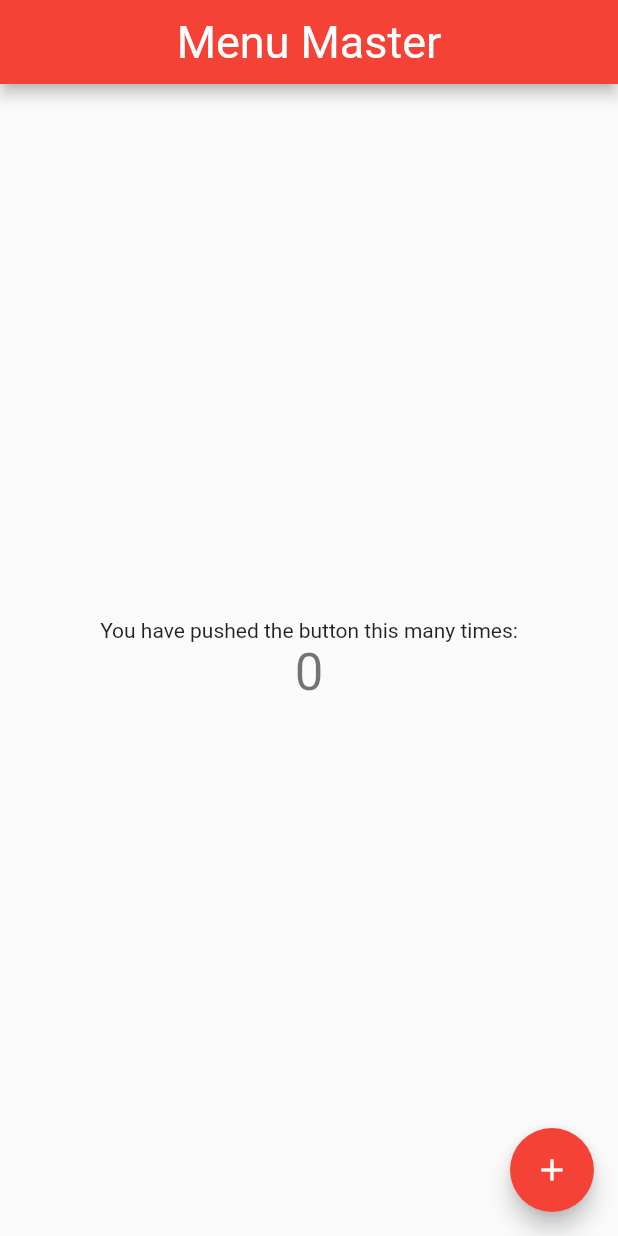
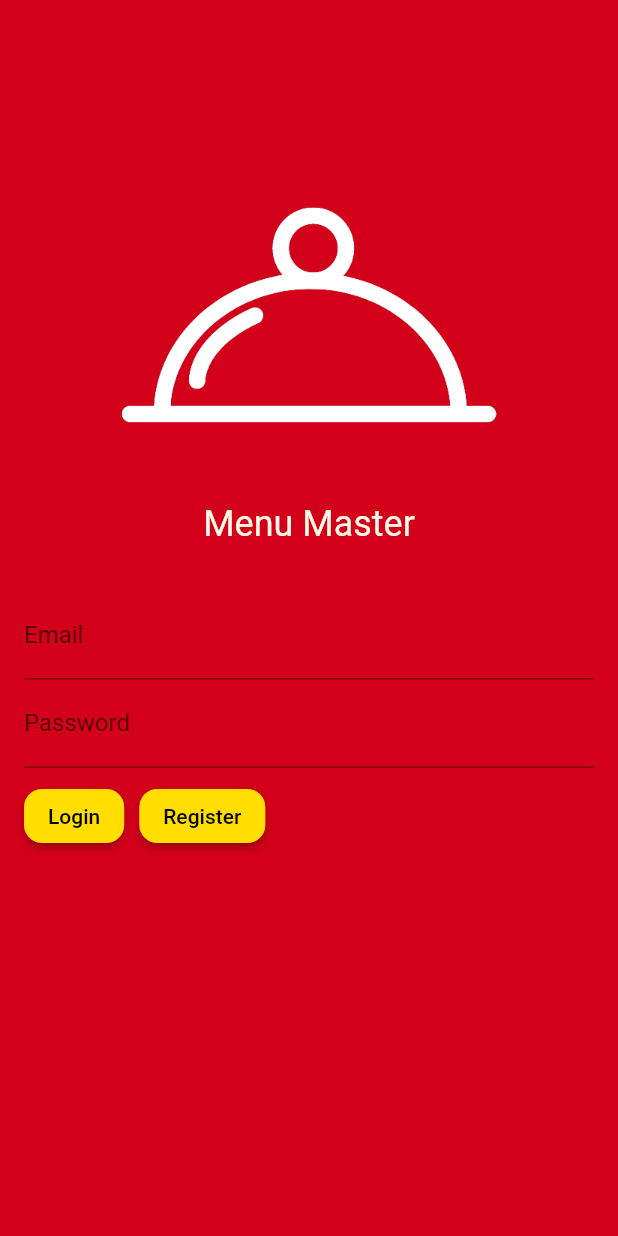
Before and after one commit to glenrioariesto/menu_master, a Flutter app: the screen it shows after launch, on a phone screen of 412 x 824 dp. Run offline on Flutter 3.47's test engine with Material 2 defaults, Android fonts, the light colour scheme and no system bars; our stand-ins replace firebase_auth, firebase_core; accounts and stored records are empty.

Commit message:
menambahkan fitur login dan register

```diff
--- a/lib/main.dart
+++ b/lib/main.dart
@@ -1,7 +1,12 @@
+import 'package:firebase_core/firebase_core.dart';
 import 'package:flutter/material.dart';
-import 'package:menu_master/view/index.dart';
+import 'package:menu_master/view/home.dart';
+import 'package:menu_master/view/login.dart';
+import 'package:menu_master/view/register.dart';
 
-void main() {
+void main() async {
+  WidgetsFlutterBinding.ensureInitialized();
+  await Firebase.initializeApp();
   runApp(const MyApp());
 }
 
@@ -15,18 +20,14 @@ class MyApp extends StatelessWidget {
       debugShowCheckedModeBanner: false,
       title: 'Menu Master',
       theme: ThemeData(
-        // This is the theme of your application.
-        //
-        // Try running your application with "flutter run". You'll see the
-        // application has a blue toolbar. Then, without quitting the app, try
-        // changing the primarySwatch below to Colors.green and then invoke
-        // "hot reload" (press "r" in the console where you ran "flutter run",
-        // or simply save your changes to "hot reload" in a Flutter IDE).
-        // Notice that the counter didn't reset back to zero; the application
-        // is not restarted.
         primarySwatch: Colors.red,
       ),
-      home: const index(title: 'Menu Master'),
+      initialRoute: Login.nameRoute,
+      routes: {
+        Home.nameRoute: (context) => const Home(title: 'Menu Master'),
+        Login.nameRoute: (context) => const Login(title: 'Login Menu Master'),
+        Register.nameRoute: (context) => const Register(),
+      },
     );
   }
 }
--- /dev/null
+++ b/lib/shared/constants.dart
@@ -0,0 +1,9 @@
+import 'package:flutter/material.dart';
+
+class ColorPalette {
+  static const primaryColor = Color.fromARGB(255, 210, 0, 25);
+  static const secondaryColor = Color.fromARGB(255, 255, 222, 0);
+  static const textColorMM = Color.fromARGB(255, 255, 250, 231);
+  // static const backgroundColor = Color.fromARGB(255, 239, 239, 239);
+  static const otherColor = Color.fromARGB(255, 255, 30, 0);
+}
--- a/lib/view/index.dart
+++ /dev/null
@@ -1,92 +0,0 @@
-import 'package:flutter/material.dart';
-
-// ignore: camel_case_types
-class index extends StatefulWidget {
-  const index({super.key, required this.title});
-
-  // This widget is the home page of your application. It is stateful, meaning
-  // that it has a State object (defined below) that contains fields that affect
-  // how it looks.
-
-  // This class is the configuration for the state. It holds the values (in this
-  // case the title) provided by the parent (in this case the App widget) and
-  // used by the build method of the State. Fields in a Widget subclass are
-  // always marked "final".
-
-  final String title;
-
-  @override
-  State<index> createState() => _indexState();
-}
-
-// ignore: camel_case_types
-class _indexState extends State<index> {
-  int _counter = 0;
-
-  void _incrementCounter() {
-    setState(() {
-      // This call to setState tells the Flutter framework that something has
-      // changed in this State, which causes it to rerun the build method below
-      // so that the display can reflect the updated values. If we changed
-      // _counter without calling setState(), then the build method would not be
-      // called again, and so nothing would appear to happen.
-      _counter++;
-    });
-  }
-
-  @override
-  Widget build(BuildContext context) {
-    // This method is rerun every time setState is called, for instance as done
-    // by the _incrementCounter method above.
-    //
-    // The Flutter framework has been optimized to make rerunning build methods
-    // fast, so that you can just rebuild anything that needs updating rather
-    // than having to individually change instances of widgets.
-    return Scaffold(
-      appBar: AppBar(
-        // Here we take the value from the index object that was created by
-        // the App.build method, and use it to set our appbar title.
-        title: Text(widget.title),
-        centerTitle: true,
-        titleTextStyle: const TextStyle(
-          fontSize: 30,
-        ),
-      ),
-      body: Center(
-        // Center is a layout widget. It takes a single child and positions it
-        // in the middle of the parent.
-        child: Column(
-          // Column is also a layout widget. It takes a list of children and
-          // arranges them vertically. By default, it sizes itself to fit its
-          // children horizontally, and tries to be as tall as its parent.
-          //
-          // Invoke "debug painting" (press "p" in the console, choose the
-          // "Toggle Debug Paint" action from the Flutter Inspector in Android
-          // Studio, or the "Toggle Debug Paint" command in Visual Studio Code)
-          // to see the wireframe for each widget.
-          //
-          // Column has various properties to control how it sizes itself and
-          // how it positions its children. Here we use mainAxisAlignment to
-          // center the children vertically; the main axis here is the vertical
-          // axis because Columns are vertical (the cross axis would be
-          // horizontal).
-          mainAxisAlignment: MainAxisAlignment.center,
-          children: <Widget>[
-            const Text(
-              'You have pushed the button this many times:',
-            ),
-            Text(
-              '$_counter',
-              style: Theme.of(context).textTheme.headlineMedium,
-            ),
-          ],
-        ),
-      ),
-      floatingActionButton: FloatingActionButton(
-        onPressed: _incrementCounter,
-        tooltip: 'Increment',
-        child: const Icon(Icons.add),
-      ), // This trailing comma makes auto-formatting nicer for build methods.
-    );
-  }
-}
--- /dev/null
+++ b/lib/view/login.dart
@@ -0,0 +1,50 @@
+import 'package:flutter/material.dart';
+import 'package:menu_master/shared/constants.dart';
+import 'package:menu_master/widgets/widgets_loginform.dart';
+
+class Login extends StatefulWidget {
+  const Login({super.key, required this.title});
+
+  static const nameRoute = '/login';
+  final String title;
+
+  @override
+  State<Login> createState() => _LoginState();
+}
+
+class _LoginState extends State<Login> {
+  @override
+  Widget build(BuildContext context) {
+    return Scaffold(
+      backgroundColor: ColorPalette.primaryColor,
+      body: SingleChildScrollView(
+        child: Center(
+          child: Column(
+            children: [
+              const SizedBox(
+                height: 85,
+              ),
+              Image.asset(
+                'assets/images/logoMenuMaster.png',
+                height: 250,
+                width: 250,
+                fit: BoxFit.cover,
+              ),
+              const Text(
+                'Menu Master',
+                style: TextStyle(fontSize: 24, color: ColorPalette.textColorMM),
+              ),
+              const SizedBox(
+                height: 15,
+              ),
+              const Padding(
+                padding: EdgeInsets.all(16.0),
+                child: LoginForm(),
+              ),
+            ],
+          ),
+        ),
+      ),
+    );
+  }
+}
--- /dev/null
+++ b/lib/widgets/widgets_loginform.dart
@@ -0,0 +1,120 @@
+import 'package:firebase_auth/firebase_auth.dart';
+import 'package:flutter/foundation.dart';
+import 'package:flutter/material.dart';
+import 'package:menu_master/shared/constants.dart';
+import 'package:menu_master/view/register.dart';
+import 'package:menu_master/view/home.dart';
+
+class LoginForm extends StatefulWidget {
+  const LoginForm({Key? key}) : super(key: key);
+
+  @override
+  State<LoginForm> createState() => _LoginFormState();
+}
+
+class _LoginFormState extends State<LoginForm> {
+  final _formKey = GlobalKey<FormState>();
+  final TextEditingController _usernameTextController = TextEditingController();
+  final TextEditingController _passwordTextController = TextEditingController();
+
+  @override
+  Widget build(BuildContext context) {
+    return Form(
+      key: _formKey,
+      child: Column(
+        crossAxisAlignment: CrossAxisAlignment.start,
+        children: [
+          TextFormField(
+            controller: _usernameTextController,
+            decoration: const InputDecoration(
+                labelText: 'Email',
+                errorStyle: TextStyle(color: ColorPalette.textColorMM)),
+            validator: (value) {
+              if (value!.isEmpty) {
+                return 'Please enter your Email';
+              }
+              return null;
+            },
+            onSaved: (value) {},
+          ),
+          TextFormField(
+            controller: _passwordTextController,
+            obscureText: true,
+            decoration: const InputDecoration(
+                labelText: 'Password',
+                errorStyle: TextStyle(color: ColorPalette.textColorMM)),
+            validator: (value) {
+              if (value!.isEmpty) {
+                return 'Please enter your password';
+              }
+              return null;
+            },
+            onSaved: (value) {},
+          ),
+          Row(
+            children: [
+              Padding(
+                padding: const EdgeInsets.symmetric(vertical: 8.0),
+                child: ElevatedButton(
+                  onPressed: () {
+                    if (_formKey.currentState!.validate()) {
+                      _formKey.currentState!.save();
+                      FirebaseAuth.instance
+                          .signInWithEmailAndPassword(
+                              email: _usernameTextController.text,
+                              password: _passwordTextController.text)
+                          .then((value) {
+                        if (kDebugMode) {
+                          print('Login Success');
+                        }
+                        Navigator.pushNamed(context, Home.nameRoute);
+                      }).onError((error, stackTrace) {
+                        if (kDebugMode) {
+                          print('login error ${error.toString()}');
+                        }
+                      });
+                    }
+                  },
+                  style: ButtonStyle(
+                    backgroundColor: MaterialStateProperty.all<Color>(
+                        ColorPalette.secondaryColor),
+                    shape: MaterialStateProperty.all<RoundedRectangleBorder>(
+                      RoundedRectangleBorder(
+                        borderRadius: BorderRadius.circular(12.0),
+                      ),
+                    ),
+                  ),
+                  child: const Text(
+                    'Login',
+                    style: TextStyle(color: Colors.black),
+                  ),
+                ),
+              ),
+              Padding(
+                padding: const EdgeInsets.symmetric(horizontal: 10.0),
+                child: ElevatedButton(
+                  onPressed: () {
+                    Navigator.pushNamed(context, Register.nameRoute);
+                  },
+                  style: ButtonStyle(
+                    backgroundColor: MaterialStateProperty.all<Color>(
+                        ColorPalette.secondaryColor),
+                    shape: MaterialStateProperty.all<RoundedRectangleBorder>(
+                      RoundedRectangleBorder(
+                        borderRadius: BorderRadius.circular(12.0),
+                      ),
+                    ),
+                  ),
+                  child: const Text(
+                    'Register',
+                    style: TextStyle(color: Colors.black),
+                  ),
+                ),
+              ),
+            ],
+          ),
+        ],
+      ),
+    );
+  }
+}
--- a/pubspec.yaml
+++ b/pubspec.yaml
@@ -36,6 +36,8 @@ dependencies:
   # Use with the CupertinoIcons class for iOS style icons.
   cupertino_icons: ^1.0.2
   mvc_pattern: ^1.0.0
+  firebase_core: ^2.7.1
+  firebase_auth: ^4.2.10
 
 dev_dependencies:
   flutter_test:
@@ -60,7 +62,8 @@ flutter:
   uses-material-design: true
 
   # To add assets to your application, add an assets section, like this:
-  # assets:
+  assets:
+  - assets/images/
   #   - images/a_dot_burr.jpeg
   #   - images/a_dot_ham.jpeg
 
```
Also changed, not shown: lib/view/home.dart (added, +38 -0 lines), lib/view/register.dart (added, +49 -0 lines), lib/widgets/widgets_regisform.dart (added, +156 -0 lines), assets/images/logoMenuMaster.png (added), pubspec.lock, 4 other files.
